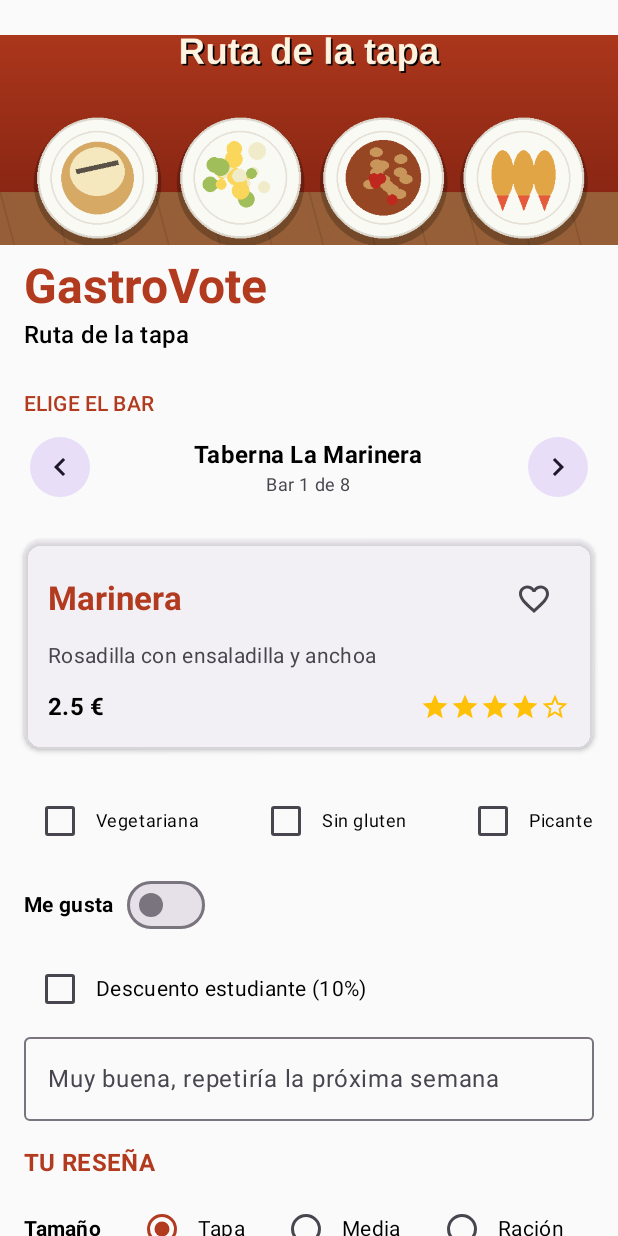
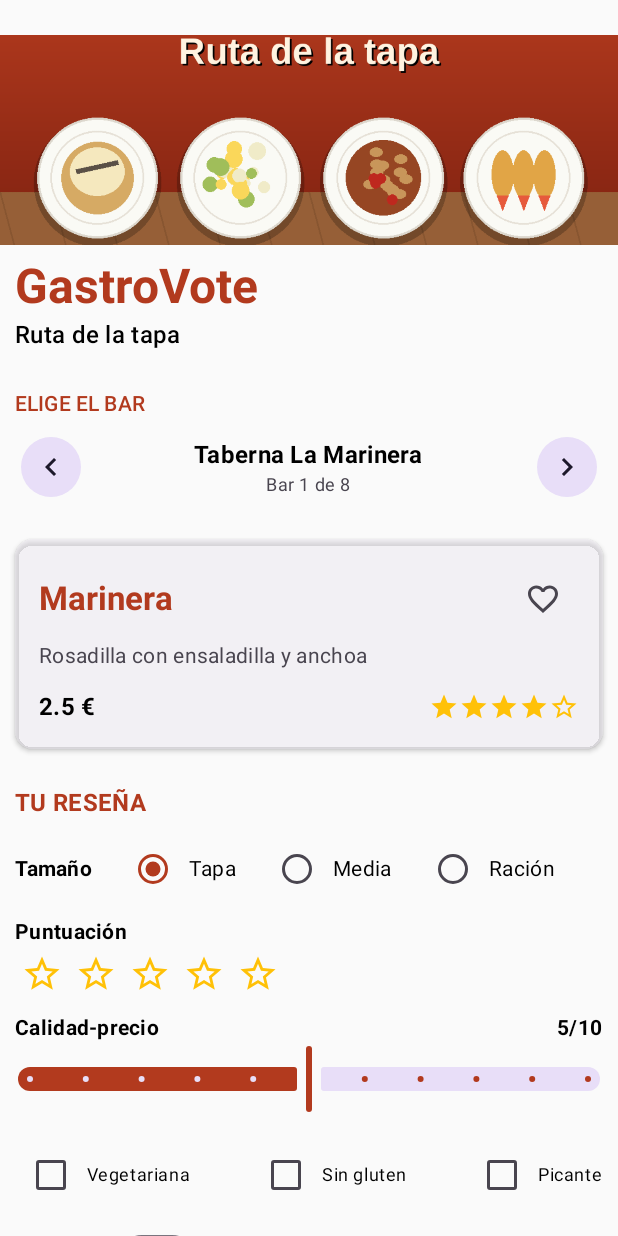
Before and after one commit to abel622215610-source/GastroVote, an Android app built with Jetpack Compose: the screen it shows after launch (MainActivity), on a phone screen of 412 x 824 dp. Run offline under Robolectric (Android 15) with nearby library versions, the phone set to English and light mode, and no system bars.

Commit message:
Ajustes en el formulario de reseñas

```diff
--- a/app/src/main/java/com/example/gastrovote/MainActivity.kt
+++ b/app/src/main/java/com/example/gastrovote/MainActivity.kt
@@ -8,6 +8,8 @@ import androidx.compose.foundation.layout.Column
 import androidx.compose.foundation.layout.Spacer
 import androidx.compose.foundation.layout.fillMaxSize
 import androidx.compose.foundation.layout.height
+import androidx.compose.foundation.layout.imePadding
+import androidx.compose.foundation.layout.padding
 import androidx.compose.foundation.rememberScrollState
 import androidx.compose.foundation.verticalScroll
 import androidx.compose.runtime.Composable
@@ -39,7 +41,8 @@ fun PantallaPrincipalGastroVote(
     Column(
         modifier = Modifier
             .fillMaxSize()
-            .verticalScroll(rememberScrollState()) // ¡Requisito de desplazamiento vertical![cite: 2, 4]
+            .verticalScroll(rememberScrollState())
+            .imePadding()
     ) {
 
         Spacer(modifier = Modifier.height(23.dp))
@@ -48,7 +51,7 @@ fun PantallaPrincipalGastroVote(
 
         Spacer(modifier = Modifier.height(16.dp))
 
-        // 2. Selector de Bares (conectado a las funciones del ViewModel)[cite: 3, 4]
+        // 2. Selector de Bares
         SelectorBarComponent(
             nombreBarActual = viewModel.barActual.nombreBar,
             indiceActual = viewModel.indiceBarActual,
@@ -61,11 +64,11 @@ fun PantallaPrincipalGastroVote(
 
         FichaBarComponent(
             bar = viewModel.barActual,
-            onFavoritoClick = { viewModel.alternarFavoritoBarActual() } // Función que pondremos en el ViewModel para cambiar el corazón
+            onFavoritoClick = { viewModel.alternarFavoritoBarActual() }
         )
         Spacer(modifier = Modifier.height(8.dp))
 
-        // Formulario de reseña que acabamos de crear
+        // 3. Formulario de reseña
         FormularioComponent(
             tamanoSeleccionado = viewModel.tamanoSeleccionado,
             onTamanoChange = { viewModel.tamanoSeleccionado = it },
--- a/app/src/main/java/com/example/gastrovote/ui/components/BaresComonents.kt
+++ b/app/src/main/java/com/example/gastrovote/ui/components/BaresComonents.kt
@@ -47,7 +47,7 @@ fun CabeceraComponent(
         Spacer(modifier = Modifier.height(8.dp))
 
         Column(
-            modifier = Modifier.padding(horizontal = 16.dp)
+            modifier = Modifier.padding(horizontal = 10.dp)
         ) {
             Text(
                 text = "GastroVote",
@@ -78,7 +78,7 @@ fun SelectorBarComponent(
     Column(
         modifier = modifier
             .fillMaxWidth()
-            .padding(horizontal = 16.dp, vertical = 8.dp),
+            .padding(horizontal = 10.dp, vertical = 8.dp),
         horizontalAlignment = Alignment.CenterHorizontally
     ) {
         Text(
@@ -142,7 +142,7 @@ fun FichaBarComponent(
     Card(
         modifier = modifier
             .fillMaxWidth()
-            .padding(horizontal = 16.dp, vertical = 8.dp),
+            .padding(horizontal = 10.dp, vertical = 8.dp),
         colors = CardDefaults.cardColors(
             containerColor = MaterialTheme.colorScheme.surfaceVariant.copy(alpha = 0.4f)
         ),
--- a/app/src/main/java/com/example/gastrovote/ui/components/FormularioComponent.kt
+++ b/app/src/main/java/com/example/gastrovote/ui/components/FormularioComponent.kt
@@ -45,88 +45,10 @@ fun FormularioComponent(
     Column(
         modifier = modifier
             .fillMaxWidth()
-            .padding(horizontal = 16.dp, vertical = 8.dp)
+            .padding(horizontal = 10.dp, vertical = 8.dp)
     ) {
-        // ==========================================
-        // 1. CHECKBOXES SUPERIORES (Alérgenos / Tipo)
-        // ==========================================
-        Row(
-            modifier = Modifier.fillMaxWidth(),
-            horizontalArrangement = Arrangement.SpaceBetween,
-            verticalAlignment = Alignment.CenterVertically
-        ) {
-            Row(verticalAlignment = Alignment.CenterVertically) {
-                Checkbox(checked = esVegetariana, onCheckedChange = onVegetarianaChange)
-                Text(text = "Vegetariana", style = MaterialTheme.typography.bodySmall)
-            }
-            Row(verticalAlignment = Alignment.CenterVertically) {
-                Checkbox(checked = esSinGluten, onCheckedChange = onSinGlutenChange)
-                Text(text = "Sin gluten", style = MaterialTheme.typography.bodySmall)
-            }
-            Row(verticalAlignment = Alignment.CenterVertically) {
-                Checkbox(checked = esPicante, onCheckedChange = onPicanteChange)
-                Text(text = "Picante", style = MaterialTheme.typography.bodySmall)
-            }
-        }
 
-        Spacer(modifier = Modifier.height(8.dp))
-
-        // ==========================================
-        // 2. SWITCH "ME GUSTA"
-        // ==========================================
-        Row(
-            modifier = Modifier.fillMaxWidth(),
-            horizontalArrangement = Arrangement.SpaceBetween,
-            verticalAlignment = Alignment.CenterVertically
-        ) {
-            Row(verticalAlignment = Alignment.CenterVertically) {
-                Text(text = "Me gusta", style = MaterialTheme.typography.bodyMedium, fontWeight = FontWeight.Bold)
-                Spacer(modifier = Modifier.width(8.dp))
-                Switch(
-                    checked = meGusta,
-                    onCheckedChange = onMeGustaChange,
-                    colors = SwitchDefaults.colors(checkedThumbColor = Color(0xFFb23a1e), checkedTrackColor = Color(0xFFb23a1e).copy(alpha = 0.5f))
-                )
-            }
-            Text(
-                text = if (meGusta) "¡Te gusta esta tapa!" else "",
-                style = MaterialTheme.typography.bodySmall,
-                color = MaterialTheme.colorScheme.primary
-            )
-        }
-
-        Spacer(modifier = Modifier.height(8.dp))
-
-        // ==========================================
-        // 3. DESCUENTO ESTUDIANTE
-        // ==========================================
-        Row(
-            modifier = Modifier.fillMaxWidth(),
-            verticalAlignment = Alignment.CenterVertically
-        ) {
-            Checkbox(checked = descuentoEstudiante, onCheckedChange = onDescuentoChange)
-            Text(text = "Descuento estudiante (10%)", style = MaterialTheme.typography.bodyMedium)
-        }
-
-        Spacer(modifier = Modifier.height(8.dp))
-
-        // ==========================================
-        // 4. CAMPO DE TEXTO (COMENTARIO)
-        // =|=========================================
-        OutlinedTextField(
-            value = comentario,
-            onValueChange = onComentarioChange,
-            modifier = Modifier.fillMaxWidth(),
-            placeholder = { Text("Muy buena, repetiría la próxima semana") },
-            singleLine = true,
-            keyboardOptions = KeyboardOptions(imeAction = ImeAction.Done)
-        )
-
-        Spacer(modifier = Modifier.height(16.dp))
-
-        // ==========================================
-        // 5. TÍTULO SECCIÓN "TU RESEÑA"
-        // ==========================================
+        // TÍTULO SECCIÓN "TU RESEÑA"
         Text(
             text = "TU RESEÑA",
             style = MaterialTheme.typography.titleMedium,
@@ -182,10 +104,11 @@ fun FormularioComponent(
             }
 
             val textoOpinion = when (puntuacionEstrellas) {
-                1 -> "Mejorable"
-                2 -> "Correcta"
-                3 -> "¡Muy buena!"
-                4, 5 -> "¡Espectacular!"
+                1 -> "Terrible"
+                2 -> "Aceptable"
+                3 -> "Bueno"
+                4 -> "Muy bueno"
+                5 -> "¡Espectacular!"
                 else -> ""
             }
             Text(
@@ -217,23 +140,90 @@ fun FormularioComponent(
 
         Spacer(modifier = Modifier.height(16.dp))
 
-        // ==========================================
-        // 6. BOTONES: LIMPIAR / PUBLICAR RESEÑA
-        // ==========================================
+        // CHECKBOXES (Alérgenos y tipos)
         Row(
             modifier = Modifier.fillMaxWidth(),
-            horizontalArrangement = Arrangement.SpaceBetween
+            horizontalArrangement = Arrangement.SpaceBetween,
+            verticalAlignment = Alignment.CenterVertically
+        ) {
+            Row(verticalAlignment = Alignment.CenterVertically) {
+                Checkbox(checked = esVegetariana, onCheckedChange = onVegetarianaChange)
+                Text(text = "Vegetariana", style = MaterialTheme.typography.bodySmall)
+            }
+            Row(verticalAlignment = Alignment.CenterVertically) {
+                Checkbox(checked = esSinGluten, onCheckedChange = onSinGlutenChange)
+                Text(text = "Sin gluten", style = MaterialTheme.typography.bodySmall)
+            }
+            Row(verticalAlignment = Alignment.CenterVertically) {
+                Checkbox(checked = esPicante, onCheckedChange = onPicanteChange)
+                Text(text = "Picante", style = MaterialTheme.typography.bodySmall)
+            }
+        }
+
+        Spacer(modifier = Modifier.height(8.dp))
+
+        // SWITCH "ME GUSTA"
+        Row(
+            modifier = Modifier.fillMaxWidth(),
+            horizontalArrangement = Arrangement.SpaceBetween,
+            verticalAlignment = Alignment.CenterVertically
+        ) {
+            Row(verticalAlignment = Alignment.CenterVertically) {
+                Text(text = "Me gusta", style = MaterialTheme.typography.bodyMedium, fontWeight = FontWeight.Bold)
+                Spacer(modifier = Modifier.width(8.dp))
+                Switch(
+                    checked = meGusta,
+                    onCheckedChange = onMeGustaChange,
+                    colors = SwitchDefaults.colors(checkedThumbColor = Color(0xFFb23a1e), checkedTrackColor = Color(0xFFb23a1e).copy(alpha = 0.5f))
+                )
+            }
+            Text(
+                text = if (meGusta) "¡Te gusta esta tapa!" else "",
+                style = MaterialTheme.typography.bodySmall,
+                color = MaterialTheme.colorScheme.primary
+            )
+        }
+
+        Spacer(modifier = Modifier.height(8.dp))
+
+        // DESCUENTO ESTUDIANTE
+        Row(
+            modifier = Modifier.fillMaxWidth(),
+            verticalAlignment = Alignment.CenterVertically
+        ) {
+            Checkbox(checked = descuentoEstudiante, onCheckedChange = onDescuentoChange)
+            Text(text = "Descuento estudiante (10%)", style = MaterialTheme.typography.bodyMedium)
+        }
+
+        Spacer(modifier = Modifier.height(8.dp))
+
+        // CAMPO DE TEXTO (COMENTARIO TAPA)
+        OutlinedTextField(
+            value = comentario,
+            onValueChange = onComentarioChange,
+            modifier = Modifier.fillMaxWidth(),
+            placeholder = { Text("Muy buena, repetiría la próxima semana") },
+            singleLine = true,
+            keyboardOptions = KeyboardOptions(imeAction = ImeAction.Done)
+        )
+
+        // BOTONES: LIMPIAR / PUBLICAR RESEÑA
+        Row(
+            modifier = Modifier.fillMaxWidth(),
+            horizontalArrangement = Arrangement.spacedBy(12.dp)
         ) {
             Button(
                 onClick = onLimpiarClick,
-                colors = ButtonDefaults.buttonColors(containerColor = Color(0xFFd8cbe8)) // Tono lila claro de los bocetos
+                modifier = Modifier.weight(1f),
+                colors = ButtonDefaults.buttonColors(containerColor = Color(0xFFd8cbe8))
             ) {
                 Text(text = "LIMPIAR", color = Color.Black)
             }
 
             Button(
                 onClick = onPublicarClick,
-                colors = ButtonDefaults.buttonColors(containerColor = Color(0xFFb23a1e)) // Color primario rojizo
+                modifier = Modifier.weight(1f),
+                colors = ButtonDefaults.buttonColors(containerColor = Color(0xFFb23a1e))
             ) {
                 Text(text = "PUBLICAR RESEÑA", color = Color.White)
             }
@@ -241,13 +231,11 @@ fun FormularioComponent(
 
         Spacer(modifier = Modifier.height(16.dp))
 
-        // ==========================================
-        // 7. TARJETA DE RESULTADOS (Si se ha publicado)
-        // ==========================================
+        // TARJETA DE RESULTADOS
         if (resumenTexto.isNotBlank()) {
             Card(
                 modifier = Modifier.fillMaxWidth(),
-                colors = CardDefaults.cardColors(containerColor = Color(0xFFFFF3E0)) // Fondo crema/naranja suave
+                colors = CardDefaults.cardColors(containerColor = Color(0xFFFFF3E0))
             ) {
                 Column(modifier = Modifier.padding(16.dp)) {
                     Text(
@@ -260,9 +248,7 @@ fun FormularioComponent(
             Spacer(modifier = Modifier.height(16.dp))
         }
 
-        // ==========================================
-        // 8. BARRA DE PROGRESO DE LA RUTA
-        // ==========================================
+        // BARRA DE PROGRESO DE LA RUTA
         Row(
             modifier = Modifier.fillMaxWidth(),
             horizontalArrangement = Arrangement.SpaceBetween,
--- a/app/src/main/java/com/example/gastrovote/ui/viewmodel/GastroViewModel.kt
+++ b/app/src/main/java/com/example/gastrovote/ui/viewmodel/GastroViewModel.kt
@@ -10,7 +10,6 @@ import com.example.gastrovote.model.Bar
 
 class GastroViewModel : ViewModel() {
 
-    // Lista de los 8 bares de la ruta (puedes adaptarla o cargarla de recursos)
     val listaBares = mutableStateListOf(
         Bar(0, "Taberna La Marinera", "Marinera", "Rosadilla con ensaladilla y anchoa", 2.50, 4.0f),
         Bar(1, "Bar El Rinconcito", "Croqueta Casera", "Croqueta cremosa de jamón ibérico", 1.80, 4.5f),
@@ -22,12 +21,12 @@ class GastroViewModel : ViewModel() {
         Bar(7, "El Último trago", "Paparajote", "Hoja de limón con masa frita y azúcar", 2.00, 4.7f)
     )
 
-    // Índice del bar seleccionado actualmente (de 0 a 7)
+    // Índice del bar seleccionado actualmente
     var indiceBarActual by mutableStateOf(0)
         private set
 
     // --- ESTADOS DEL FORMULARIO DE RESEÑA ---
-    var tamanoSeleccionado by mutableStateOf("Tapa") // "Tapa", "Media ración", "Ración"
+    var tamanoSeleccionado by mutableStateOf("Tapa") // "Tapa", "Media", "Ración"
     var puntuacionEstrellas by mutableStateOf(0)     // 0 a 5
     var calidadPrecio by mutableStateOf(5f)          // 0 a 10
     var esVegetariana by mutableStateOf(false)
```
